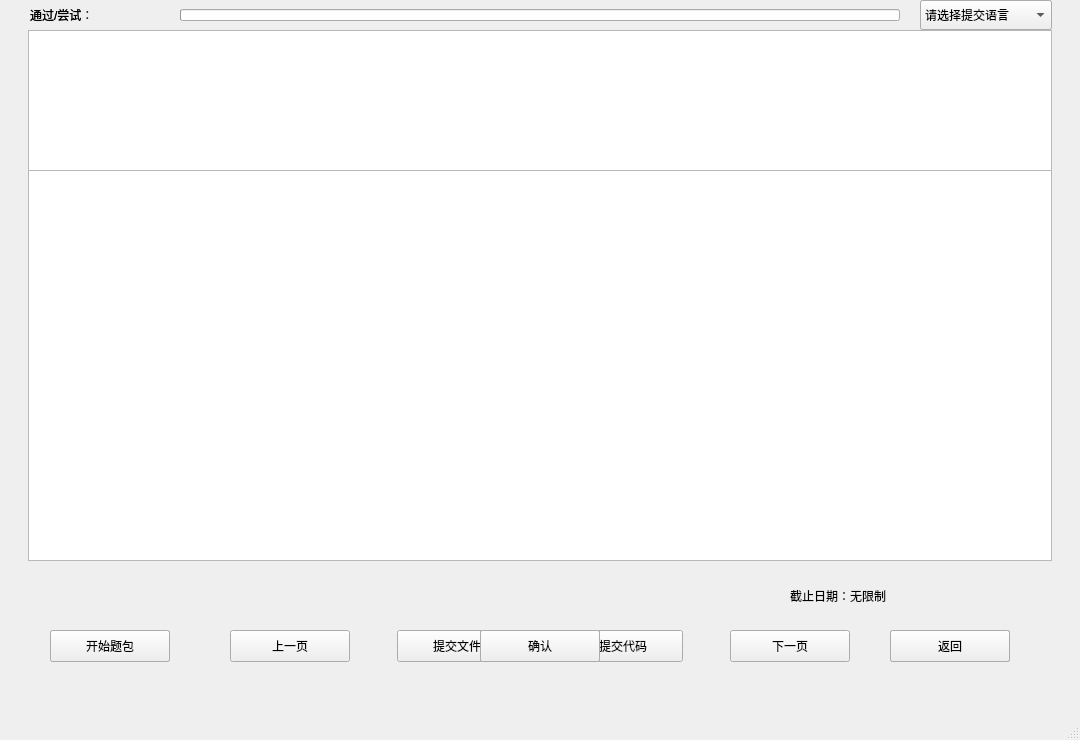
Qt form mainWindow.ui (Camorgx/CodiaClient) before a commit.
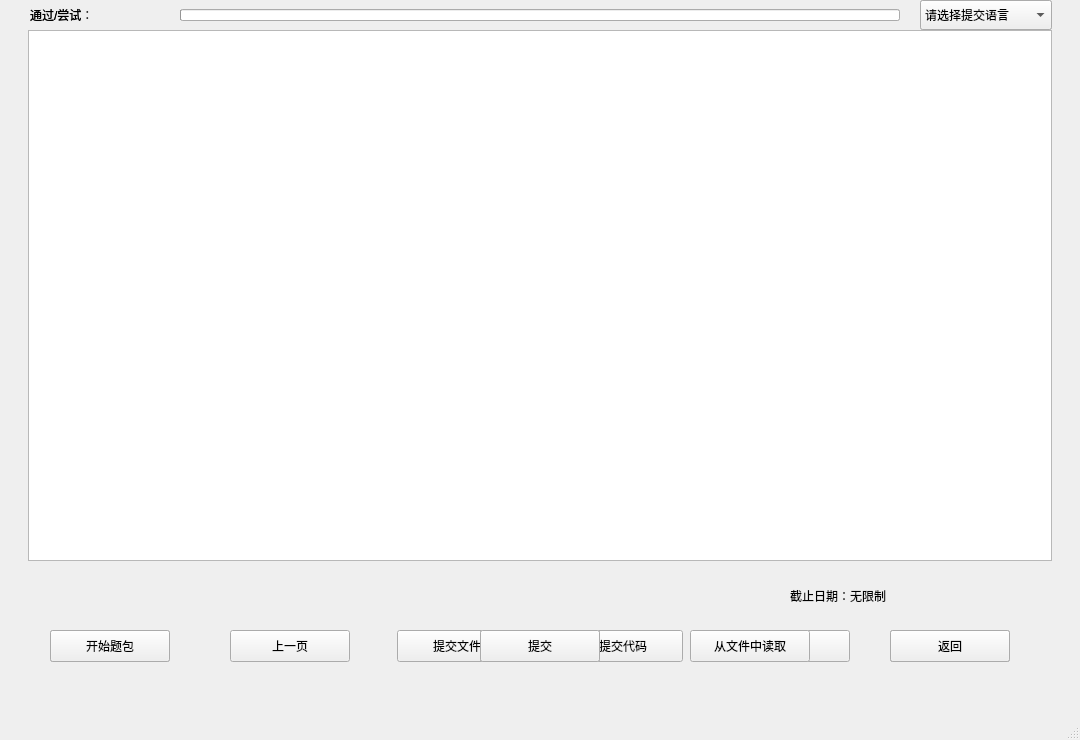
The same form after that commit. Icons and pictures are not drawn. Custom widgets are drawn as their Qt base class.

Commit message: 在提交代码页面新增从文件中读取的功能

The edit to the form file:
```diff
--- a/mainWindow.ui
+++ b/mainWindow.ui
@@ -471,6 +471,19 @@
       <string>返回</string>
      </property>
     </widget>
+    <widget class="QPushButton" name="pushButtonReadFromFile">
+     <property name="geometry">
+      <rect>
+       <x>690</x>
+       <y>630</y>
+       <width>120</width>
+       <height>32</height>
+      </rect>
+     </property>
+     <property name="text">
+      <string>从文件中读取</string>
+     </property>
+    </widget>
    </widget>
    <widget class="QFrame" name="frameHistory">
     <property name="geometry">
@@ -491,8 +504,8 @@
    <zorder>frameHistory</zorder>
    <zorder>frameQuestion</zorder>
    <zorder>framePack</zorder>
-   <zorder>frameSubmit</zorder>
    <zorder>frameExercise</zorder>
+   <zorder>frameSubmit</zorder>
   </widget>
   <widget class="QMenuBar" name="menubar">
    <property name="geometry">
@@ -500,7 +513,7 @@
      <x>0</x>
      <y>0</y>
      <width>1080</width>
-     <height>26</height>
+     <height>24</height>
     </rect>
    </property>
   </widget>
```
The commit also changes 2 other files.
